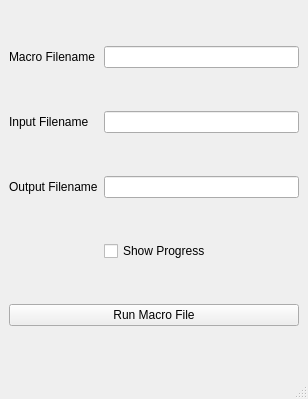
The window that Tracker/Main.ui (hratcliffe/PixelChart) describes before a commit, drawn with Qt 5.
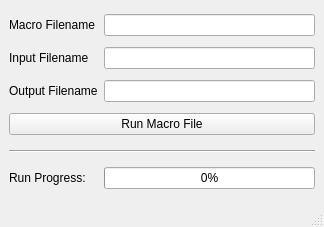
The same window after the commit.

```diff
--- a/Tracker/Main.ui
+++ b/Tracker/Main.ui
@@ -6,8 +6,8 @@
    <rect>
     <x>0</x>
     <y>0</y>
-    <width>308</width>
-    <height>399</height>
+    <width>324</width>
+    <height>227</height>
    </rect>
   </property>
   <property name="windowTitle">
@@ -15,23 +15,19 @@
   </property>
   <widget class="QWidget" name="centralwidget">
    <layout class="QGridLayout" name="gridLayout">
+    <item row="9" column="1">
+     <widget class="QProgressBar" name="progressBar">
+      <property name="value">
+       <number>0</number>
+      </property>
+      <property name="alignment">
+       <set>Qt::AlignCenter</set>
+      </property>
+     </widget>
+    </item>
     <item row="2" column="1">
      <widget class="QLineEdit" name="output_file"/>
     </item>
-    <item row="5" column="0" colspan="2">
-     <widget class="QPushButton" name="run_button">
-      <property name="text">
-       <string>Run Macro File</string>
-      </property>
-     </widget>
-    </item>
-    <item row="4" column="1">
-     <widget class="QCheckBox" name="progress_check">
-      <property name="text">
-       <string>Show Progress</string>
-      </property>
-     </widget>
-    </item>
     <item row="1" column="1">
      <widget class="QLineEdit" name="input_file"/>
     </item>
@@ -59,6 +55,42 @@
       </property>
      </widget>
     </item>
+    <item row="9" column="0">
+     <widget class="QLabel" name="label_3">
+      <property name="text">
+       <string>Run Progress:</string>
+      </property>
+     </widget>
+    </item>
+    <item row="6" column="0" colspan="2">
+     <widget class="QPushButton" name="run_button">
+      <property name="text">
+       <string>Run Macro File</string>
+      </property>
+     </widget>
+    </item>
+    <item row="7" column="0" colspan="2">
+     <widget class="Line" name="line">
+      <property name="minimumSize">
+       <size>
+        <width>200</width>
+        <height>0</height>
+       </size>
+      </property>
+      <property name="maximumSize">
+       <size>
+        <width>400</width>
+        <height>10</height>
+       </size>
+      </property>
+      <property name="midLineWidth">
+       <number>0</number>
+      </property>
+      <property name="orientation">
+       <enum>Qt::Horizontal</enum>
+      </property>
+     </widget>
+    </item>
    </layout>
   </widget>
   <widget class="QMenuBar" name="menubar">
```
Left out of the diff: 2 changed lines with no effect on the pictures.
